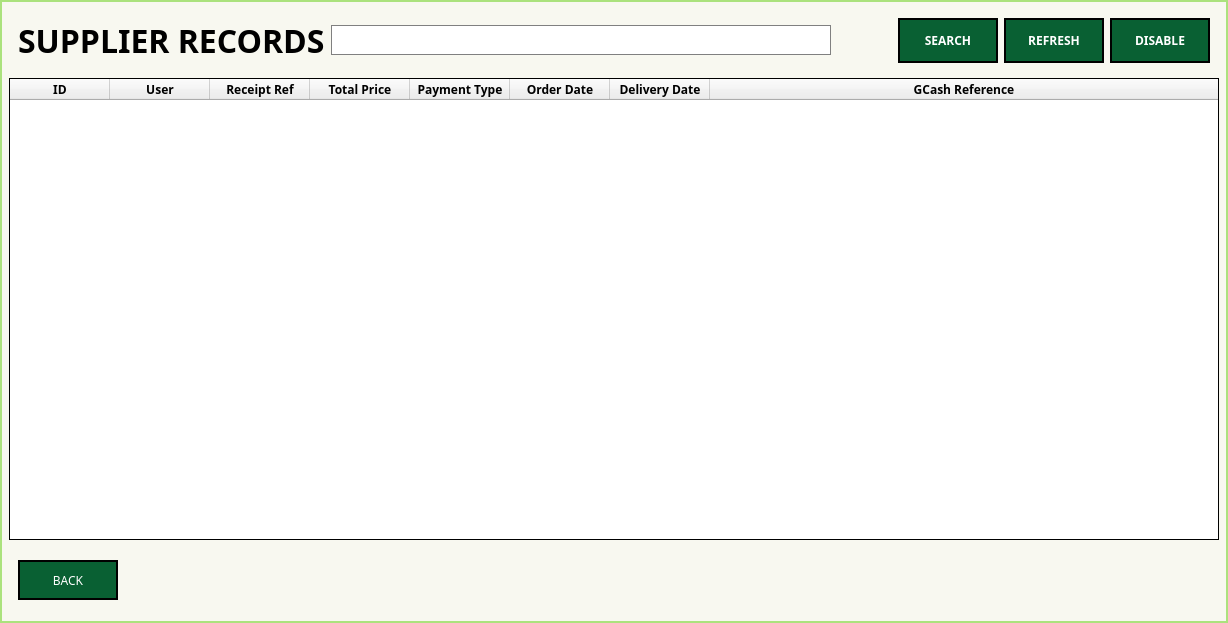
Bideiro/Ranil_project_py, file Screens/MainMenuScreens/Records/Supplier_Records.ui: the form before one commit.
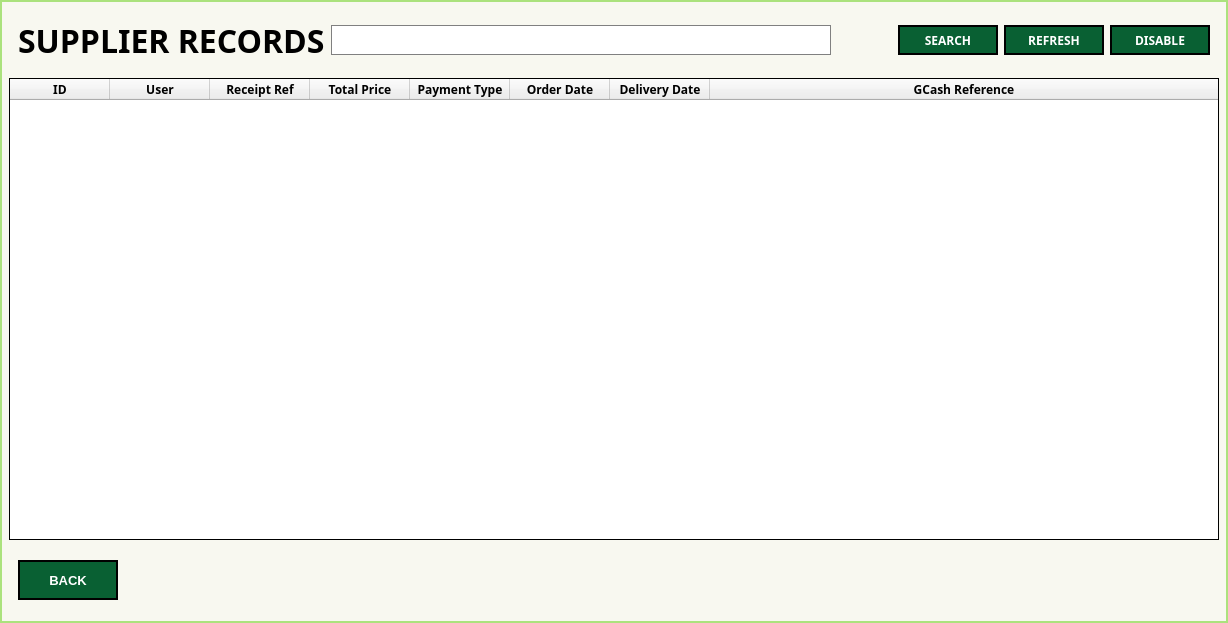
The form after the commit. Icons and pictures are not drawn.

What changed in the file:
```diff
--- a/Screens/MainMenuScreens/Records/Supplier_Records.ui
+++ b/Screens/MainMenuScreens/Records/Supplier_Records.ui
@@ -119,7 +119,7 @@
           <item>
            <widget class="QPushButton" name="Search_btn">
             <property name="sizePolicy">
-             <sizepolicy hsizetype="Minimum" vsizetype="Minimum">
+             <sizepolicy hsizetype="Fixed" vsizetype="Fixed">
               <horstretch>0</horstretch>
               <verstretch>0</verstretch>
              </sizepolicy>
@@ -127,7 +127,7 @@
             <property name="minimumSize">
              <size>
               <width>100</width>
-              <height>10</height>
+              <height>30</height>
              </size>
             </property>
             <property name="font">
@@ -144,7 +144,7 @@
           <item>
            <widget class="QPushButton" name="Refresh_btn">
             <property name="sizePolicy">
-             <sizepolicy hsizetype="Minimum" vsizetype="Minimum">
+             <sizepolicy hsizetype="Fixed" vsizetype="Fixed">
               <horstretch>0</horstretch>
               <verstretch>0</verstretch>
              </sizepolicy>
@@ -152,7 +152,7 @@
             <property name="minimumSize">
              <size>
               <width>100</width>
-              <height>10</height>
+              <height>30</height>
              </size>
             </property>
             <property name="font">
@@ -169,7 +169,7 @@
           <item>
            <widget class="QPushButton" name="Delete_btn">
             <property name="sizePolicy">
-             <sizepolicy hsizetype="Minimum" vsizetype="Minimum">
+             <sizepolicy hsizetype="Fixed" vsizetype="Fixed">
               <horstretch>0</horstretch>
               <verstretch>0</verstretch>
              </sizepolicy>
@@ -177,7 +177,7 @@
             <property name="minimumSize">
              <size>
               <width>100</width>
-              <height>10</height>
+              <height>30</height>
              </size>
             </property>
             <property name="font">
@@ -362,6 +362,12 @@
               <height>40</height>
              </size>
             </property>
+            <property name="font">
+             <font>
+              <pointsize>10</pointsize>
+              <bold>true</bold>
+             </font>
+            </property>
             <property name="text">
              <string>BACK</string>
             </property>
```
